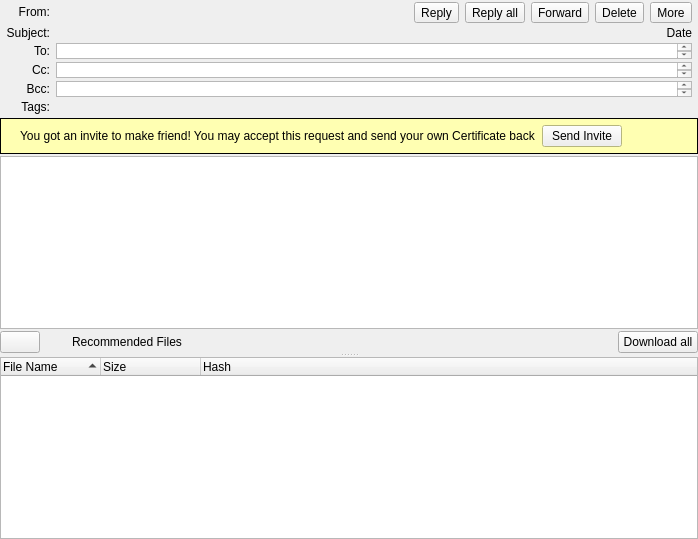
Above: retroshare-gui/src/gui/msgs/MessageWidget.ui from RetroShare/RetroShare before the change. Below: the same form after it.
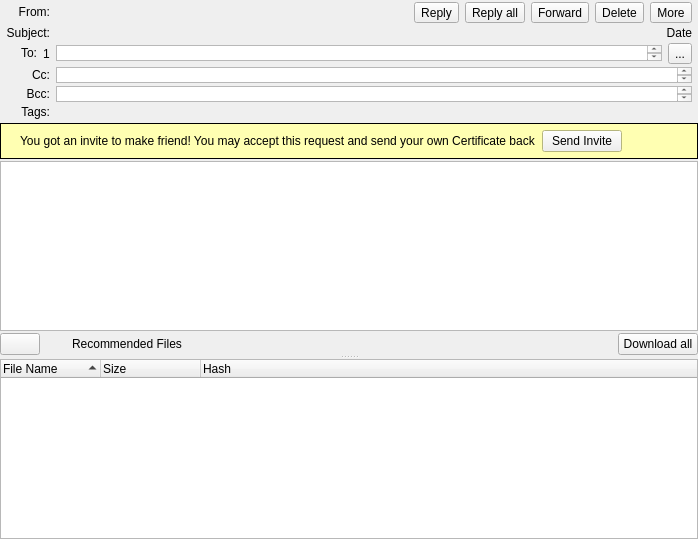
That is the form after the change. Icons and pictures are not drawn. Custom widgets are drawn as their Qt base class.

Commit message: Added feature to expand the To field when needed optional

Patch:
```diff
--- a/retroshare-gui/src/gui/msgs/MessageWidget.ui
+++ b/retroshare-gui/src/gui/msgs/MessageWidget.ui
@@ -51,27 +51,6 @@
           <property name="verticalSpacing">
            <number>3</number>
           </property>
-          <item row="4" column="0">
-           <widget class="QLabel" name="bccLabel">
-            <property name="sizePolicy">
-             <sizepolicy hsizetype="Expanding" vsizetype="Fixed">
-              <horstretch>0</horstretch>
-              <verstretch>0</verstretch>
-             </sizepolicy>
-            </property>
-            <property name="font">
-             <font>
-              <pointsize>9</pointsize>
-             </font>
-            </property>
-            <property name="text">
-             <string>Bcc:</string>
-            </property>
-            <property name="alignment">
-             <set>Qt::AlignRight|Qt::AlignTrailing|Qt::AlignVCenter</set>
-            </property>
-           </widget>
-          </item>
           <item row="2" column="0">
            <widget class="QLabel" name="toLabel">
             <property name="sizePolicy">
@@ -89,83 +68,92 @@
              <string>To:</string>
             </property>
             <property name="alignment">
-             <set>Qt::AlignRight|Qt::AlignTrailing|Qt::AlignVCenter</set>
+             <set>Qt::AlignRight|Qt::AlignTop|Qt::AlignTrailing</set>
             </property>
            </widget>
           </item>
-          <item row="3" column="0">
-           <widget class="QLabel" name="ccLabel">
+          <item row="3" column="2" colspan="4">
+           <widget class="RSTextBrowser" name="ccText">
             <property name="sizePolicy">
-             <sizepolicy hsizetype="Expanding" vsizetype="Fixed">
+             <sizepolicy hsizetype="Expanding" vsizetype="Maximum">
               <horstretch>0</horstretch>
               <verstretch>0</verstretch>
              </sizepolicy>
             </property>
-            <property name="font">
-             <font>
-              <pointsize>9</pointsize>
-             </font>
+            <property name="maximumSize">
+             <size>
+              <width>16777215</width>
+              <height>16</height>
+             </size>
             </property>
-            <property name="text">
-             <string>Cc:</string>
+            <property name="openExternalLinks">
+             <bool>true</bool>
             </property>
-            <property name="alignment">
-             <set>Qt::AlignRight|Qt::AlignTrailing|Qt::AlignVCenter</set>
-            </property>
-            <property name="wordWrap">
-             <bool>false</bool>
-            </property>
            </widget>
           </item>
-          <item row="5" column="0">
-           <widget class="QLabel" name="tagsLabel">
-            <property name="sizePolicy">
-             <sizepolicy hsizetype="Expanding" vsizetype="Fixed">
-              <horstretch>0</horstretch>
-              <verstretch>0</verstretch>
-             </sizepolicy>
+          <item row="2" column="2" colspan="4">
+           <layout class="QHBoxLayout" name="horizontalLayout">
+            <property name="spacing">
+             <number>6</number>
             </property>
-            <property name="font">
-             <font>
-              <pointsize>9</pointsize>
-             </font>
+            <property name="bottomMargin">
+             <number>0</number>
             </property>
-            <property name="text">
-             <string>Tags:</string>
-            </property>
-            <property name="alignment">
-             <set>Qt::AlignRight|Qt::AlignTrailing|Qt::AlignVCenter</set>
-            </property>
-           </widget>
+            <item>
+             <widget class="RSTextBrowser" name="toText">
+              <property name="sizePolicy">
+               <sizepolicy hsizetype="Preferred" vsizetype="Maximum">
+                <horstretch>0</horstretch>
+                <verstretch>0</verstretch>
+               </sizepolicy>
+              </property>
+              <property name="maximumSize">
+               <size>
+                <width>16777215</width>
+                <height>16</height>
+               </size>
+              </property>
+              <property name="openExternalLinks">
+               <bool>true</bool>
+              </property>
+             </widget>
+            </item>
+            <item>
+             <widget class="QToolButton" name="expandButton">
+              <property name="text">
+               <string>...</string>
+              </property>
+              <property name="icon">
+               <iconset resource="../icons.qrc">
+                <normaloff>:/icons/png/down-arrow.png</normaloff>:/icons/png/down-arrow.png</iconset>
+              </property>
+              <property name="checkable">
+               <bool>true</bool>
+              </property>
+             </widget>
+            </item>
+           </layout>
           </item>
-          <item row="1" column="4">
-           <widget class="QLabel" name="dateText">
+          <item row="4" column="2" colspan="4">
+           <widget class="RSTextBrowser" name="bccText">
             <property name="sizePolicy">
-             <sizepolicy hsizetype="Minimum" vsizetype="Preferred">
+             <sizepolicy hsizetype="Expanding" vsizetype="Maximum">
               <horstretch>0</horstretch>
               <verstretch>0</verstretch>
              </sizepolicy>
             </property>
-            <property name="font">
-             <font>
-              <pointsize>9</pointsize>
-             </font>
+            <property name="maximumSize">
+             <size>
+              <width>16777215</width>
+              <height>16</height>
+             </size>
             </property>
-            <property name="layoutDirection">
-             <enum>Qt::LeftToRight</enum>
+            <property name="openExternalLinks">
+             <bool>true</bool>
             </property>
-            <property name="text">
-             <string notr="true">Date</string>
-            </property>
-            <property name="alignment">
-             <set>Qt::AlignRight|Qt::AlignTrailing|Qt::AlignVCenter</set>
-            </property>
-            <property name="textInteractionFlags">
-             <set>Qt::LinksAccessibleByMouse|Qt::TextSelectableByMouse</set>
-            </property>
            </widget>
           </item>
-          <item row="0" column="2" colspan="3">
+          <item row="0" column="3" colspan="3">
            <layout class="QHBoxLayout" name="subjectHLayout">
             <property name="spacing">
              <number>6</number>
@@ -290,30 +278,7 @@
             </item>
            </layout>
           </item>
-          <item row="1" column="1" colspan="3">
-           <widget class="QLabel" name="subjectText">
-            <property name="sizePolicy">
-             <sizepolicy hsizetype="Expanding" vsizetype="Preferred">
-              <horstretch>0</horstretch>
-              <verstretch>0</verstretch>
-             </sizepolicy>
-            </property>
-            <property name="font">
-             <font>
-              <pointsize>9</pointsize>
-              <weight>75</weight>
-              <bold>true</bold>
-             </font>
-            </property>
-            <property name="wordWrap">
-             <bool>true</bool>
-            </property>
-            <property name="textInteractionFlags">
-             <set>Qt::LinksAccessibleByMouse|Qt::TextSelectableByMouse</set>
-            </property>
-           </widget>
-          </item>
-          <item row="0" column="1">
+          <item row="0" column="2">
            <widget class="QLabel" name="fromText">
             <property name="sizePolicy">
              <sizepolicy hsizetype="Expanding" vsizetype="Preferred">
@@ -346,67 +311,67 @@
             </property>
            </widget>
           </item>
-          <item row="2" column="1" colspan="4">
-           <widget class="RSTextBrowser" name="toText">
-            <property name="sizePolicy">
-             <sizepolicy hsizetype="Expanding" vsizetype="Maximum">
-              <horstretch>0</horstretch>
-              <verstretch>0</verstretch>
-             </sizepolicy>
-            </property>
-            <property name="maximumSize">
-             <size>
-              <width>16777215</width>
-              <height>16</height>
-             </size>
-            </property>
-            <property name="openExternalLinks">
-             <bool>true</bool>
-            </property>
-           </widget>
-          </item>
-          <item row="3" column="1" colspan="4">
-           <widget class="RSTextBrowser" name="ccText">
-            <property name="sizePolicy">
-             <sizepolicy hsizetype="Expanding" vsizetype="Maximum">
-              <horstretch>0</horstretch>
-              <verstretch>0</verstretch>
-             </sizepolicy>
-            </property>
-            <property name="maximumSize">
-             <size>
-              <width>16777215</width>
-              <height>16</height>
-             </size>
-            </property>
-            <property name="openExternalLinks">
-             <bool>true</bool>
-            </property>
-           </widget>
-          </item>
-          <item row="4" column="1" colspan="4">
-           <widget class="RSTextBrowser" name="bccText">
-            <property name="sizePolicy">
-             <sizepolicy hsizetype="Expanding" vsizetype="Maximum">
-              <horstretch>0</horstretch>
-              <verstretch>0</verstretch>
-             </sizepolicy>
-            </property>
-            <property name="maximumSize">
-             <size>
-              <width>16777215</width>
-              <height>16</height>
-             </size>
-            </property>
-            <property name="openExternalLinks">
-             <bool>true</bool>
-            </property>
-           </widget>
-          </item>
-          <item row="5" column="1" colspan="4">
+          <item row="5" column="2" colspan="4">
            <layout class="QHBoxLayout" name="tagLayout"/>
           </item>
-          <item row="1" column="0">
+          <item row="1" column="5">
+           <widget class="QLabel" name="dateText">
+            <property name="sizePolicy">
+             <sizepolicy hsizetype="Minimum" vsizetype="Preferred">
+              <horstretch>0</horstretch>
+              <verstretch>0</verstretch>
+             </sizepolicy>
+            </property>
+            <property name="font">
+             <font>
+              <pointsize>9</pointsize>
+             </font>
+            </property>
+            <property name="layoutDirection">
+             <enum>Qt::LeftToRight</enum>
+            </property>
+            <property name="text">
+             <string notr="true">Date</string>
+            </property>
+            <property name="alignment">
+             <set>Qt::AlignRight|Qt::AlignTrailing|Qt::AlignVCenter</set>
+            </property>
+            <property name="textInteractionFlags">
+             <set>Qt::LinksAccessibleByMouse|Qt::TextSelectableByMouse</set>
+            </property>
+           </widget>
+          </item>
+          <item row="1" column="2" colspan="3">
+           <widget class="QLabel" name="subjectText">
+            <property name="sizePolicy">
+             <sizepolicy hsizetype="Expanding" vsizetype="Preferred">
+              <horstretch>0</horstretch>
+              <verstretch>0</verstretch>
+             </sizepolicy>
+            </property>
+            <property name="font">
+             <font>
+              <pointsize>9</pointsize>
+              <weight>75</weight>
+              <bold>true</bold>
+             </font>
+            </property>
+            <property name="wordWrap">
+             <bool>true</bool>
+            </property>
+            <property name="textInteractionFlags">
+             <set>Qt::LinksAccessibleByMouse|Qt::TextSelectableByMouse</set>
+            </property>
+           </widget>
+          </item>
+          <item row="2" column="1">
+           <widget class="QLabel" name="countLabel">
+            <property name="text">
+             <string>1</string>
+            </property>
+           </widget>
+          </item>
+          <item row="1" column="0" colspan="2">
            <widget class="QLabel" name="subjectLabel">
             <property name="sizePolicy">
              <sizepolicy hsizetype="Expanding" vsizetype="Fixed">
@@ -427,7 +392,7 @@
             </property>
            </widget>
           </item>
-          <item row="0" column="0">
+          <item row="0" column="0" colspan="2">
            <widget class="QLabel" name="fromLabel">
             <property name="sizePolicy">
              <sizepolicy hsizetype="Expanding" vsizetype="Fixed">
@@ -448,6 +413,72 @@
             </property>
            </widget>
           </item>
+          <item row="3" column="0" colspan="2">
+           <widget class="QLabel" name="ccLabel">
+            <property name="sizePolicy">
+             <sizepolicy hsizetype="Expanding" vsizetype="Fixed">
+              <horstretch>0</horstretch>
+              <verstretch>0</verstretch>
+             </sizepolicy>
+            </property>
+            <property name="font">
+             <font>
+              <pointsize>9</pointsize>
+             </font>
+            </property>
+            <property name="text">
+             <string>Cc:</string>
+            </property>
+            <property name="alignment">
+             <set>Qt::AlignRight|Qt::AlignTrailing|Qt::AlignVCenter</set>
+            </property>
+            <property name="wordWrap">
+             <bool>false</bool>
+            </property>
+           </widget>
+          </item>
+          <item row="4" column="0" colspan="2">
+           <widget class="QLabel" name="bccLabel">
+            <property name="sizePolicy">
+             <sizepolicy hsizetype="Expanding" vsizetype="Fixed">
+              <horstretch>0</horstretch>
+              <verstretch>0</verstretch>
+             </sizepolicy>
+            </property>
+            <property name="font">
+             <font>
+              <pointsize>9</pointsize>
+             </font>
+            </property>
+            <property name="text">
+             <string>Bcc:</string>
+            </property>
+            <property name="alignment">
+             <set>Qt::AlignRight|Qt::AlignTrailing|Qt::AlignVCenter</set>
+            </property>
+           </widget>
+          </item>
+          <item row="5" column="0" colspan="2">
+           <widget class="QLabel" name="tagsLabel">
+            <property name="sizePolicy">
+             <sizepolicy hsizetype="Expanding" vsizetype="Fixed">
+              <horstretch>0</horstretch>
+              <verstretch>0</verstretch>
+             </sizepolicy>
+            </property>
+            <property name="font">
+             <font>
+              <pointsize>9</pointsize>
+             </font>
+            </property>
+            <property name="text">
+             <string>Tags:</string>
+            </property>
+            <property name="alignment">
+             <set>Qt::AlignRight|Qt::AlignTrailing|Qt::AlignVCenter</set>
+            </property>
+           </widget>
+          </item>
          </layout>
         </item>
         <item>
```
The commit also changes 2 other files.
